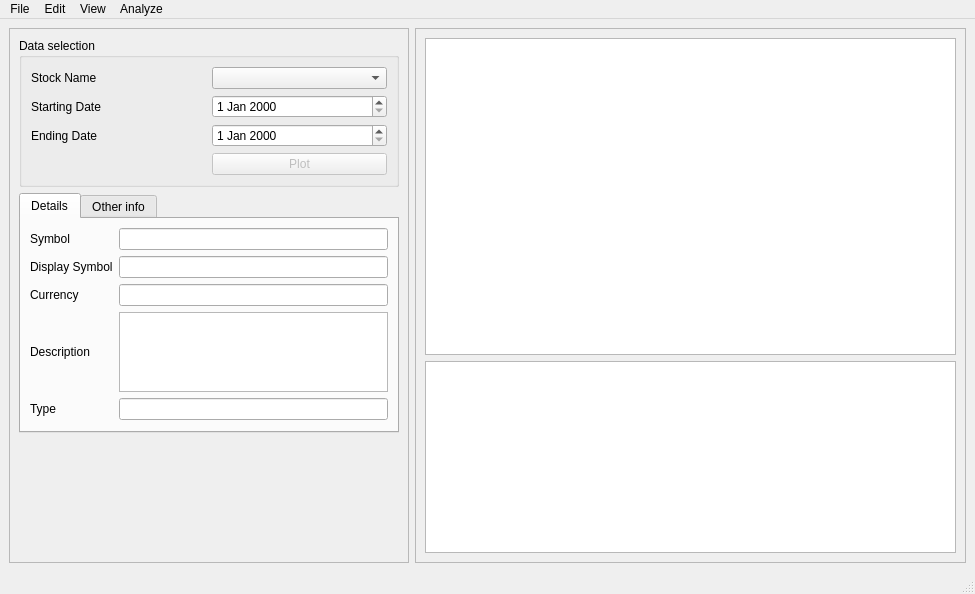
Qt form mainwindow.ui (IgnacioOchoa/stocks_visual) before a commit.
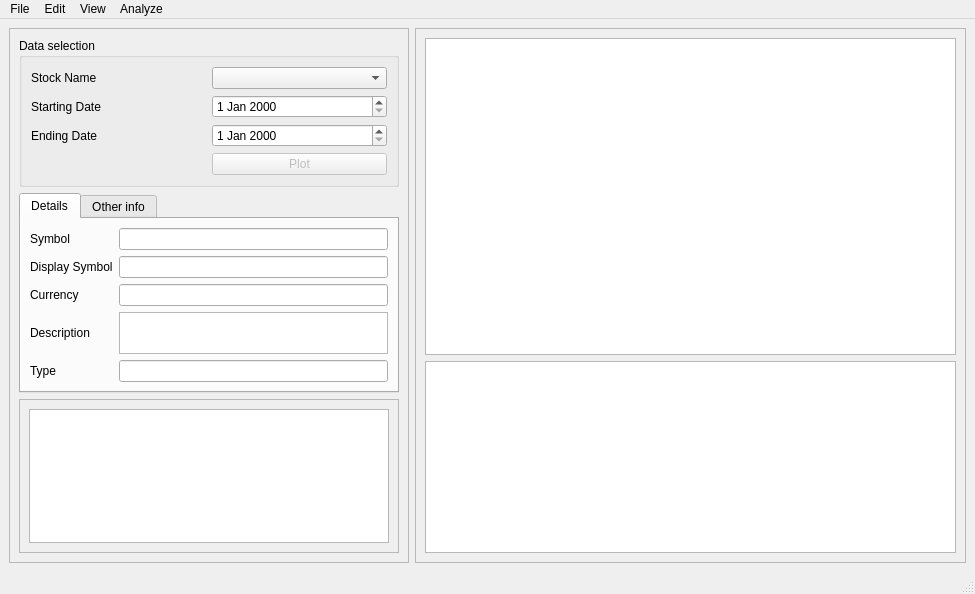
The same form after that commit. Custom widgets are drawn as their Qt base class.

Commit message: Counting expected days doesn't work, there are some holidays with no data, so I eliminated the amount of days check. Included a list to see the returned days.

```diff
--- a/mainwindow.ui
+++ b/mainwindow.ui
@@ -199,17 +199,26 @@
         </widget>
        </item>
        <item>
-        <spacer name="verticalSpacer">
-         <property name="orientation">
-          <enum>Qt::Vertical</enum>
+        <widget class="QScrollArea" name="scrollArea">
+         <property name="widgetResizable">
+          <bool>true</bool>
          </property>
-         <property name="sizeHint" stdset="0">
-          <size>
-           <width>20</width>
-           <height>40</height>
-          </size>
-         </property>
-        </spacer>
+         <widget class="QWidget" name="scrollAreaWidgetContents_2">
+          <property name="geometry">
+           <rect>
+            <x>0</x>
+            <y>0</y>
+            <width>357</width>
+            <height>107</height>
+           </rect>
+          </property>
+          <layout class="QVBoxLayout" name="verticalLayout_3">
+           <item>
+            <widget class="QListWidget" name="LW_daysList"/>
+           </item>
+          </layout>
+         </widget>
+        </widget>
        </item>
       </layout>
      </widget>
```
Left out of the diff: 34 changed lines with no effect on the pictures. The commit also changes 4 other files.
